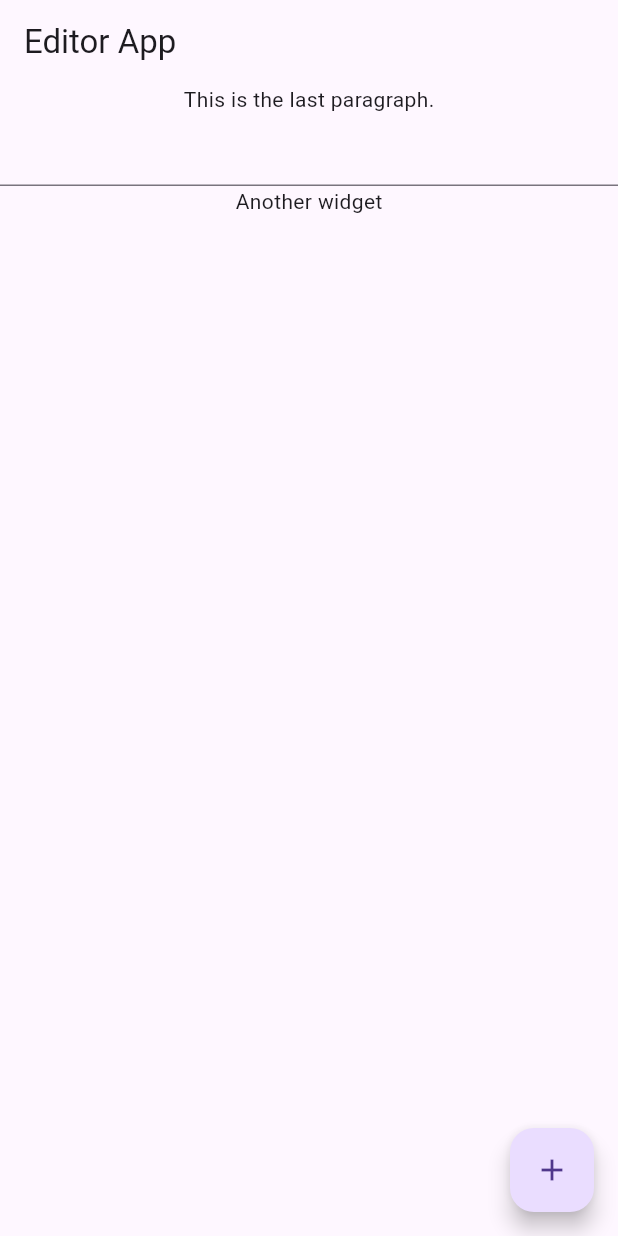
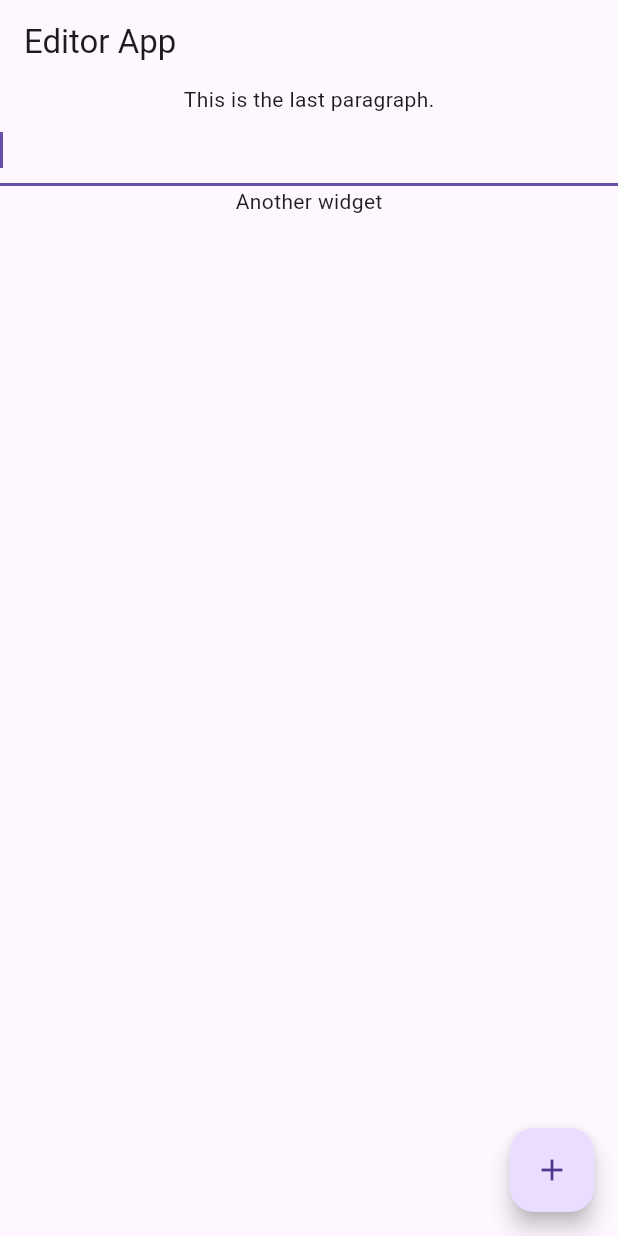
Before and after one commit to kkhhaaooss/write_turns, a Flutter app: the screen it shows after launch, on a phone screen of 412 x 824 dp. Run offline on Flutter 3.47's test engine with Material 3 defaults, Android fonts, the phone set to English and light mode, and no system bars; our stand-ins replace flutter_riverpod.

```diff
--- /dev/null
+++ b/lib/control/editor.dart
@@ -0,0 +1,13 @@
+import 'package:flutter/material.dart';
+import 'package:flutter_riverpod/flutter_riverpod.dart';
+
+class Editor extends ConsumerWidget {
+  const Editor({super.key});
+
+  void updateLastParagraph(String newParagraph) {}
+
+  @override
+  Widget build(BuildContext context, WidgetRef ref) {
+    return Container();
+  }
+}
--- a/lib/editor_app.dart
+++ b/lib/editor_app.dart
@@ -7,6 +7,7 @@ class EditorApp extends StatelessWidget {
   @override
   Widget build(BuildContext context) {
     return const MaterialApp(
+      debugShowCheckedModeBanner: false,
       title: 'Editor App',
       home: AppScreen(),
     );
--- a/lib/providers/current_screen_provider.dart
+++ b/lib/providers/current_screen_provider.dart
@@ -3,5 +3,5 @@ import 'package:flutter_riverpod/flutter_riverpod.dart';
 import 'package:flutter/material.dart';
 
 final currentScreenProvider = StateProvider<Widget>((ref) {
-  return StartScreen();
+  return EditorScreen();
 });
--- a/lib/screens/editor_screen.dart
+++ b/lib/screens/editor_screen.dart
@@ -2,27 +2,38 @@ import 'package:flutter/material.dart';
 import 'package:write_turns/providers/last_paragraph_provider.dart';
 import 'package:flutter_riverpod/flutter_riverpod.dart';
 
-class StartScreen extends ConsumerWidget {
-  const StartScreen({super.key});
+class EditorScreen extends ConsumerWidget {
+  const EditorScreen({super.key});
 
   @override
   Widget build(BuildContext context, WidgetRef ref) {
-    return Column(
+    late TextEditingController controller;
+    controller = TextEditingController();
+    late FocusNode textNode;
+    textNode = FocusNode();
+    String lastParagraph = ref.watch(lastParagraphProvider);
+    return SizedBox(
+      width: double.infinity,
+      child: Center(
+        child: Column(
           children: [
-        Consumer(builder: (_, WidgetRef ref, __) {
-          final lastParagraph = ref.watch(lastParagraphProvider);
-
-          return Text(lastParagraph);
-        }),
+            Text(lastParagraph),
             TextField(
-          // textInputAction: TextInputAction.,
+              controller: controller,
+              canRequestFocus: true,
+              autofocus: true,
+              focusNode: textNode,
               onSubmitted: (String value) {
-            // print('Go button clicked.');
                 ref.read(lastParagraphProvider.notifier).state = value;
+                value = '';
+                textNode
+                    .requestFocus(); // pretty sure this needs to be a stateful widget for this to work
               },
             ),
             Text('Another widget'),
           ],
+        ),
+      ),
     );
   }
 }
```
Lines whose indentation alone changed are shown as unchanged.
